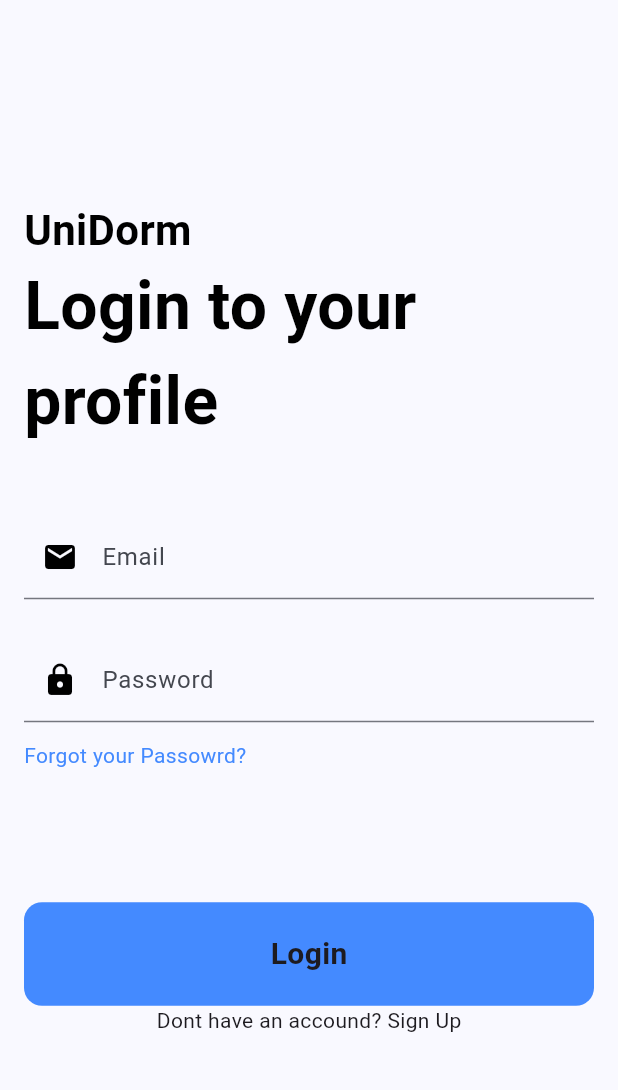
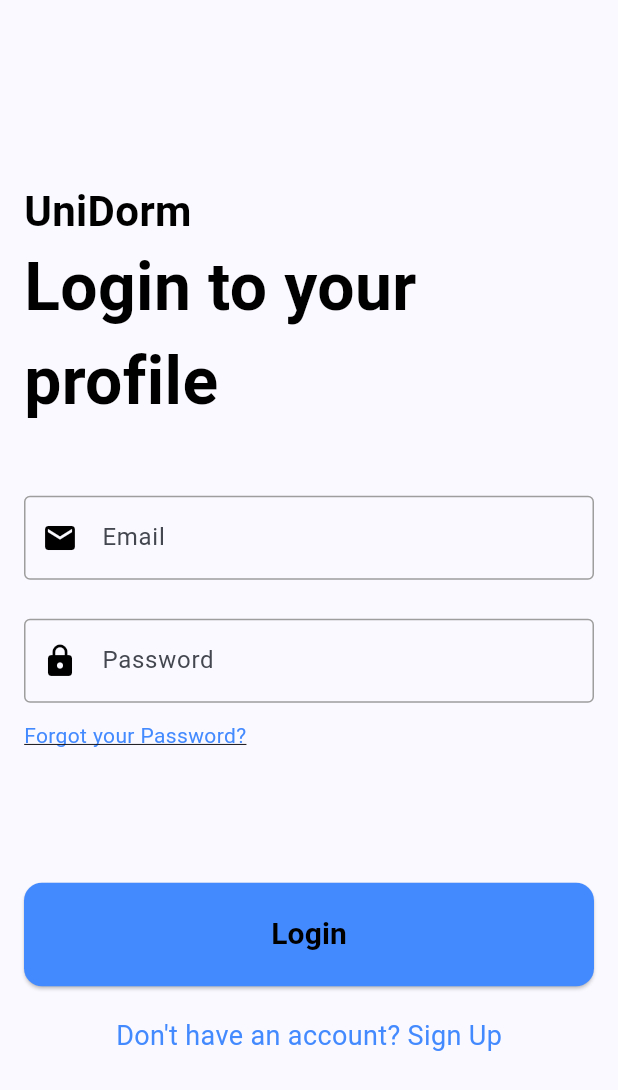
Before and after one commit to Ivicago5/UniDorm, a Flutter app: the screen it shows after launch, on a phone screen of 412 x 824 dp. Shown: the top 1090 px of the screen. Run offline on Flutter 3.47's test engine with Material 3 defaults, Android fonts, the phone set to English and light mode, and no system bars; our stand-ins replace google_fonts, supabase_flutter; accounts and stored records are empty; Roboto replaces fonts that are missing (Gabarito).

Commit message:
Update: Login Page Changes

```diff
--- a/lib/main.dart
+++ b/lib/main.dart
@@ -20,7 +20,7 @@ class MyApp extends StatelessWidget {
     final textTheme = Theme.of(context).textTheme;
     return MaterialApp(
       debugShowCheckedModeBanner: false,
-      title: 'Uni Dorm',
+      title: 'UniDorm',
       theme: ThemeData(
         textTheme: GoogleFonts.gabaritoTextTheme(textTheme),
         colorScheme: ColorScheme.fromSeed(seedColor: Colors.blueAccent),
--- a/lib/pages/login_page.dart
+++ b/lib/pages/login_page.dart
@@ -1,8 +1,5 @@
-import 'dart:math';
-
 import 'package:flutter/material.dart';
 import 'package:unidorm/auth/auth_service.dart';
-
 import 'register_page.dart';
 
 class LoginPage extends StatefulWidget {
@@ -13,25 +10,20 @@ class LoginPage extends StatefulWidget {
 }
 
 class _LoginPageState extends State<LoginPage> {
-  //get auth service
   final authService = AuthService();
-
-  //text controllers
   final _emailController = TextEditingController();
   final _passwordController = TextEditingController();
-
 
   void login() async {
     final email = _emailController.text;
     final password = _passwordController.text;
 
-
-    //attempt login..
-    try{
+    try {
       await authService.signInWithEmailPassword(email, password);
-    } catch (error){
+    } catch (error) {
       if (mounted) {
-          ScaffoldMessenger.of(context).showSnackBar(SnackBar(content: Text("Error: $error")));
+        ScaffoldMessenger.of(context).showSnackBar(
+            SnackBar(content: Text("Error: $error")));
       }
     }
   }
@@ -68,7 +60,16 @@ class _LoginPageState extends State<LoginPage> {
               keyboardType: TextInputType.emailAddress,
               decoration: InputDecoration(
                 labelText: "Email",
-              prefixIcon:Icon(Icons.mail,color: Colors.black,)
+                prefixIcon: Icon(
+                  Icons.mail,
+                  color: Colors.black,
+                ),
+                focusedBorder: OutlineInputBorder(
+                  borderSide: BorderSide(color: Colors.blueAccent, width: 2.0),
+                ),
+                enabledBorder: OutlineInputBorder(
+                  borderSide: BorderSide(color: Colors.grey, width: 1.0),
+                ),
               ),
               controller: _emailController,
             ),
@@ -79,17 +80,32 @@ class _LoginPageState extends State<LoginPage> {
               obscureText: true,
               decoration: InputDecoration(
                 labelText: "Password",
-              prefixIcon: Icon(Icons.lock,color: Colors.black,)
+                prefixIcon: Icon(
+                  Icons.lock,
+                  color: Colors.black,
+                ),
+                focusedBorder: OutlineInputBorder(
+                  borderSide: BorderSide(color: Colors.blueAccent, width: 2.0),
+                ),
+                enabledBorder: OutlineInputBorder(
+                  borderSide: BorderSide(color: Colors.grey, width: 1.0),
+                ),
               ),
               controller: _passwordController,
             ),
             const SizedBox(
               height: 12.0,
             ),
-          const Text(
-            "Forgot your Passowrd?",
+            GestureDetector(
+              onTap: () {
+                // Add password reset functionality here
+              },
+              child: const Text(
+                "Forgot your Password?",
                 style: TextStyle(
                   color: Colors.blueAccent,
+                  decoration: TextDecoration.underline,
+                ),
               ),
             ),
             const SizedBox(
@@ -98,16 +114,19 @@ class _LoginPageState extends State<LoginPage> {
             Center(
               child: SizedBox(
                 width: 450.0,
-                child: RawMaterialButton(
-                  fillColor: Colors.blueAccent,
-                  elevation: 0.0,
+                child: ElevatedButton(
+                  style: ElevatedButton.styleFrom(
+                    backgroundColor: Colors.blueAccent,
                     padding: const EdgeInsets.symmetric(vertical: 20.0),
                     shape: RoundedRectangleBorder(
-                    borderRadius: BorderRadius.circular(12.0)
+                      borderRadius: BorderRadius.circular(12.0),
+                    ),
                   ),
                   onPressed: login,
-                   child: const Text("Login",
+                  child: const Text(
+                    "Login",
                     style: TextStyle(
+                      color: Colors.black,
                       fontWeight: FontWeight.bold,
                       fontSize: 20.0,
                     ),
@@ -115,15 +134,20 @@ class _LoginPageState extends State<LoginPage> {
                 ),
               ),
             ),
+            SizedBox(
+              height: 20.0,
+            ),
             GestureDetector(
               onTap: () => Navigator.push(
                 context,
-                MaterialPageRoute(builder: (context) => const RegisterPage(),
-                )),
-              child:
-                Center(
-                  child: Text("Dont have an accound? Sign Up"),
-                )
+                MaterialPageRoute(builder: (context) => const RegisterPage()),
+              ),
+              child: Center(
+                child: Text(
+                  "Don't have an account? Sign Up",
+                  style: TextStyle(color: Colors.blueAccent, fontSize: 18),
+                ),
+              ),
             ),
           ],
         ),
--- a/lib/pages/profile_page.dart
+++ b/lib/pages/profile_page.dart
@@ -12,7 +12,8 @@ class _ProfilePageState extends State<ProfilePage> {
   @override
   Widget build(BuildContext context) {
     return Scaffold(
-      appBar: AppBar(title: Text("Profile Page"),),
+      appBar: AppBar(title: Text("Profile Page"), centerTitle: true,),
+
     );
   }
 }
--- a/lib/pages/register_page.dart
+++ b/lib/pages/register_page.dart
@@ -1,4 +1,3 @@
-import 'dart:io';
 
 import 'package:flutter/material.dart';
 
@@ -47,7 +46,7 @@ class _RegisterPageState extends State<RegisterPage> {
   @override
   Widget build(BuildContext context) {
     return Scaffold(
-      appBar: AppBar(title: const Text("Sign Up"),),
+      appBar: AppBar(title: const Text("Sign Up"), centerTitle: true,),
       body: Padding(
       padding: const EdgeInsets.all(16.0),
       child: Column(
```
Lines whose indentation alone changed are shown as unchanged.
